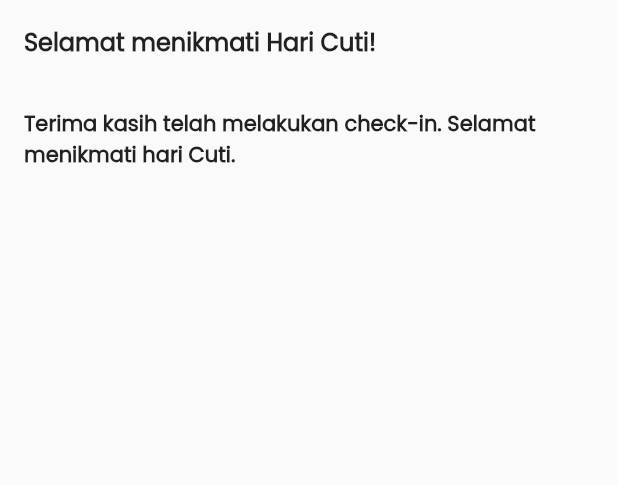
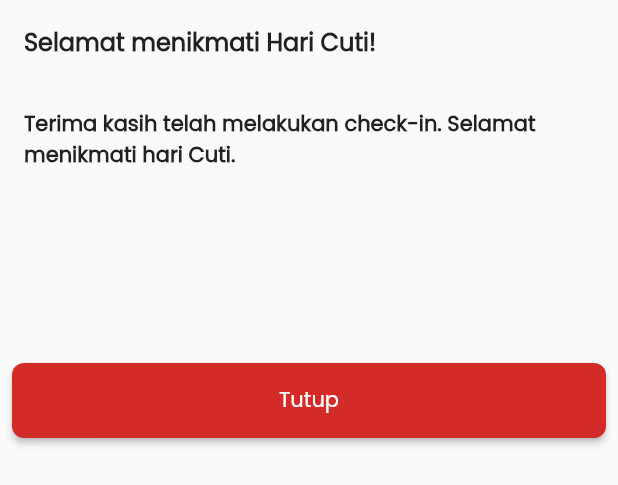
Before and after one commit to andresaftari/flutter-research-log, a Flutter app: the CheckInDialog widget shown alone on an empty page, opened directly, on a phone screen of 412 x 824 dp. Shown: the top 485 px of the screen. Run offline on Flutter 3.47's test engine with Material 2 defaults, Android fonts, the phone set to English and light mode, and no system bars; our stand-ins replace get, slide_to_act.

Commit message:
MyTel-U Challenge - Dialogs

```diff
--- a/lib/ui/check_in_dialogs.dart
+++ b/lib/ui/check_in_dialogs.dart
@@ -13,6 +13,38 @@ class CheckInDialog extends StatelessWidget {
           height: 300,
           width: MediaQuery.of(context).size.width,
           child: Column(
+            crossAxisAlignment: CrossAxisAlignment.start,
+            mainAxisAlignment: MainAxisAlignment.spaceBetween,
+            children: [
+              _setDialogText(),
+              _setDialogCloseButton(context),
+            ],
+          ),
+        ),
+      );
+
+  _setDialogCloseButton(BuildContext context) => Center(
+        child: Padding(
+          padding: const EdgeInsets.all(8.0),
+          child: ElevatedButton(
+              onPressed: () {},
+              style: ElevatedButton.styleFrom(
+                fixedSize: Size(MediaQuery.of(context).size.width, 50),
+                shape: RoundedRectangleBorder(
+                  borderRadius: BorderRadius.all(Radius.circular(8)),
+                ),
+                primary: Color.fromRGBO(211, 44, 40, 1),
+              ),
+              child: Text(
+                'Tutup',
+                style: TextStyle(
+                  color: Colors.white,
+                ),
+              )),
+        ),
+      );
+
+  _setDialogText() => Column(
         crossAxisAlignment: CrossAxisAlignment.start,
         children: [
           Padding(
@@ -32,7 +64,5 @@ class CheckInDialog extends StatelessWidget {
             ),
           ),
         ],
-          ),
-        ),
       );
 }
```
Lines whose indentation alone changed are shown as unchanged.
